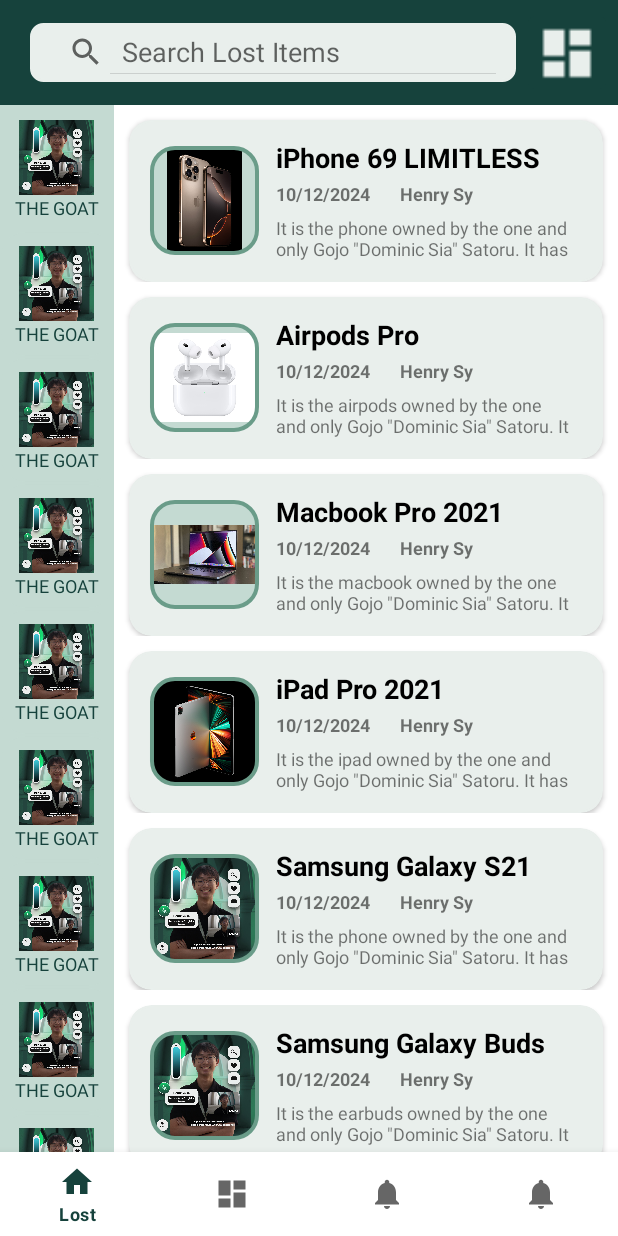
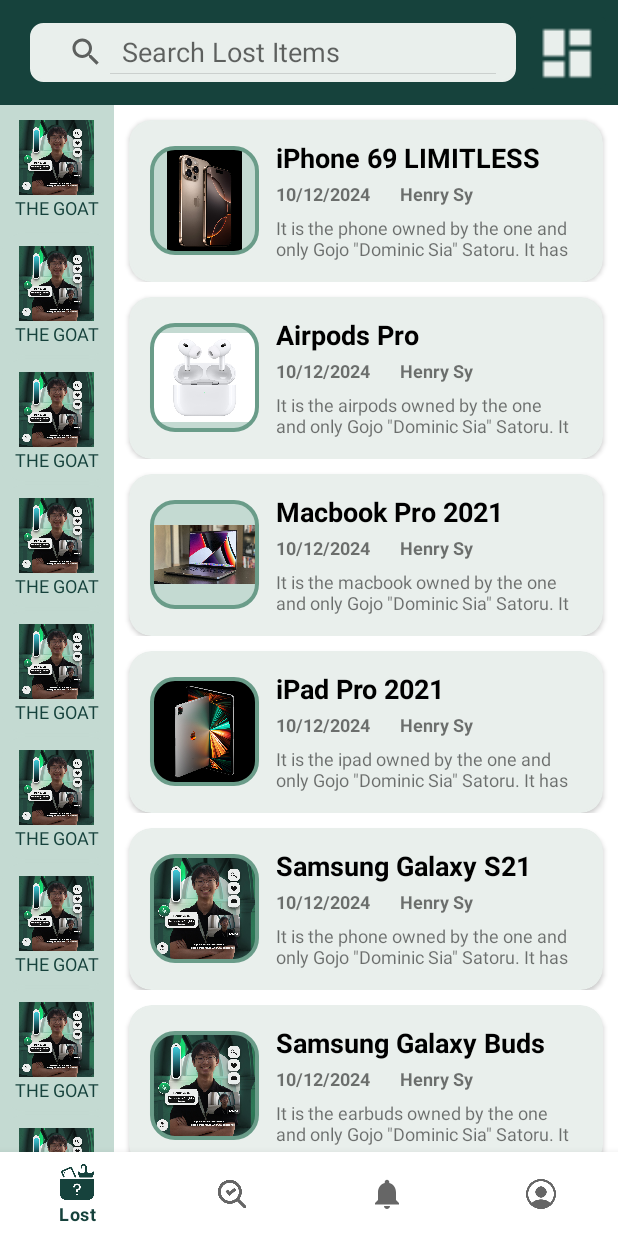
Before and after one commit to TeanConcio/DLSU-Lost-and-Found, an Android app: the screen it shows after launch (MainActivity), on a phone screen of 412 x 824 dp. Run offline under Robolectric (Android 15) with nearby library versions, the phone set to English and light mode, and no system bars; our stand-ins replace navigation-ui.

Commit message:
feat: Added new icons for navbar

```diff
--- a/app/src/main/res/menu/bottom_nav_menu.xml
+++ b/app/src/main/res/menu/bottom_nav_menu.xml
@@ -3,12 +3,12 @@
 
     <item
         android:id="@+id/navigation_lost"
-        android:icon="@drawable/ic_home_black_24dp"
+        android:icon="@drawable/ic_lost_tab"
         android:title="@string/title_lost" />
 
     <item
         android:id="@+id/navigation_found"
-        android:icon="@drawable/ic_dashboard_black_24dp"
+        android:icon="@drawable/ic_found_tab"
         android:title="@string/title_found" />
 
     <item
@@ -18,7 +18,7 @@
 
     <item
         android:id="@+id/navigation_profile"
-        android:icon="@drawable/ic_notifications_black_24dp"
+        android:icon="@drawable/ic_profile_tab"
         android:title="@string/title_profile" />
 
 </menu>
```
Also changed, not shown: app/src/main/res/drawable/ic_found_tab.png (added), app/src/main/res/drawable/ic_lost_tab.png (added), app/src/main/res/drawable/ic_profile_tab.png (added).
